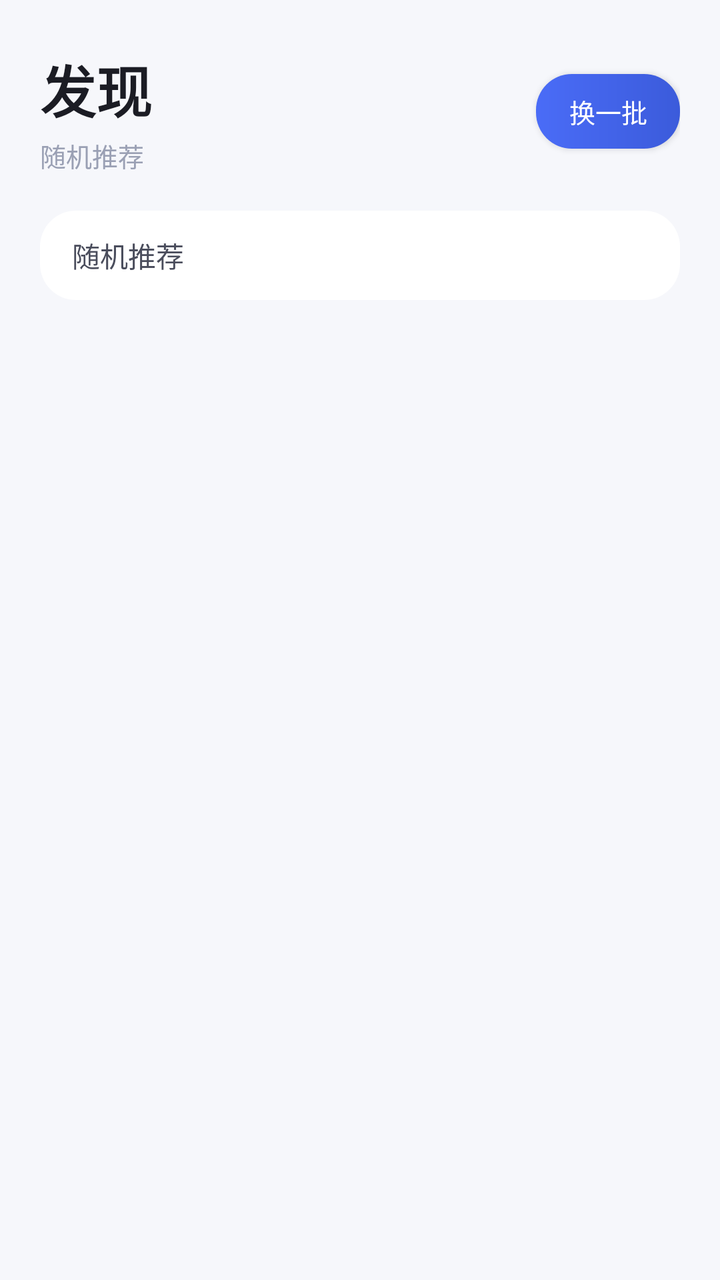
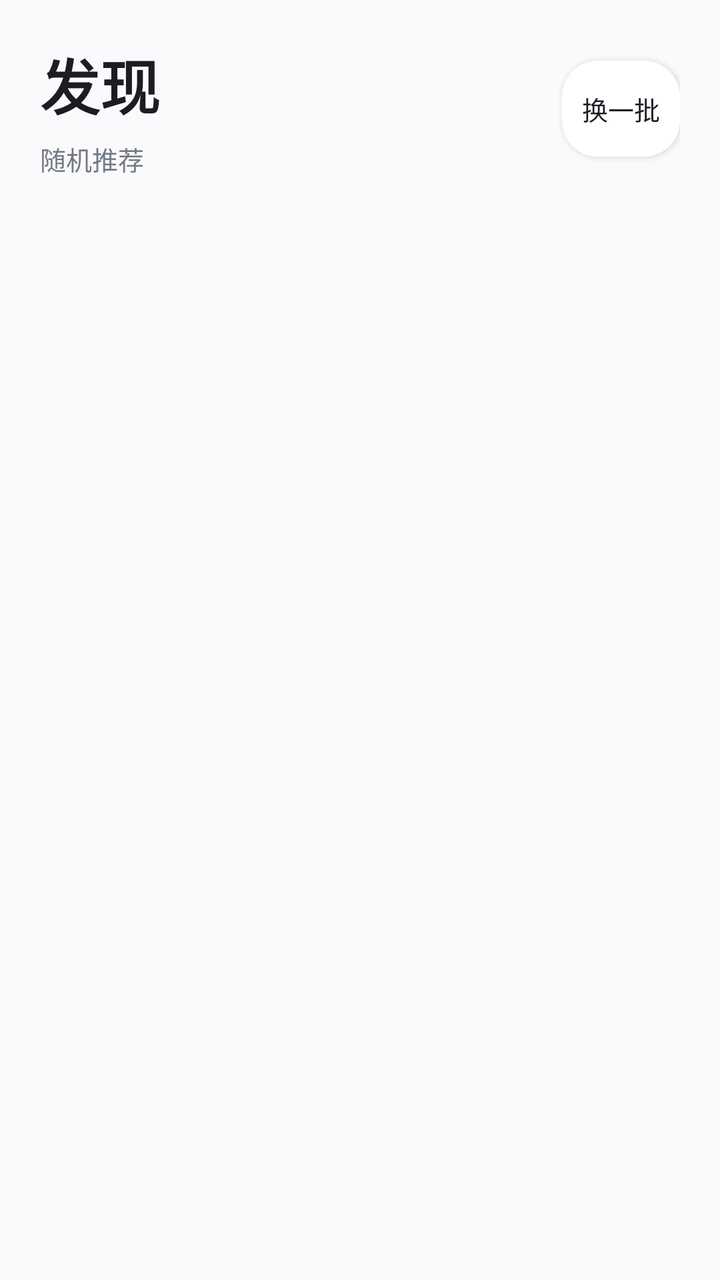

Compare the two renders of this Android layout. The source of the first and the diff that turns it into the second are given below.
<!-- AndroidManifest.xml: application theme Theme.SubtitlePlayer -->
<!-- res/layout/page_discover.xml -->
<?xml version="1.0" encoding="utf-8"?>
<LinearLayout xmlns:android="http://schemas.android.com/apk/res/android"
    android:id="@+id/pageDiscover"
    android:layout_width="match_parent"
    android:layout_height="match_parent"
    android:background="@color/bg"
    android:orientation="vertical"
    android:paddingStart="20dp"
    android:paddingEnd="20dp"
    android:paddingTop="24dp"
    android:paddingBottom="8dp">

    <LinearLayout
        android:layout_width="match_parent"
        android:layout_height="wrap_content"
        android:gravity="center_vertical"
        android:orientation="horizontal">

        <LinearLayout
            android:layout_width="0dp"
            android:layout_height="wrap_content"
            android:layout_weight="1"
            android:orientation="vertical">

            <TextView
                android:layout_width="wrap_content"
                android:layout_height="wrap_content"
                android:text="@string/discover_title"
                android:textColor="@color/text_primary"
                android:textSize="28sp"
                android:textStyle="bold" />

            <TextView
                android:layout_width="wrap_content"
                android:layout_height="wrap_content"
                android:layout_marginTop="3dp"
                android:text="@string/discover_random"
                android:textColor="@color/text_hint"
                android:textSize="13sp" />
        </LinearLayout>

        <Button
            android:id="@+id/btnRefreshDiscover"
            style="@style/BtnStyle"
            android:layout_width="wrap_content"
            android:layout_height="wrap_content"
            android:minWidth="72dp"
            android:text="@string/refresh" />
    </LinearLayout>

    <TextView
        android:layout_width="match_parent"
        android:layout_height="wrap_content"
        android:layout_marginTop="18dp"
        android:background="@drawable/bg_mini"
        android:paddingStart="16dp"
        android:paddingEnd="16dp"
        android:paddingTop="12dp"
        android:paddingBottom="12dp"
        android:text="@string/discover_random"
        android:textColor="@color/text_normal"
        android:textSize="14sp" />

    <androidx.recyclerview.widget.RecyclerView
        android:id="@+id/recyclerDiscover"
        android:layout_width="match_parent"
        android:layout_height="0dp"
        android:layout_marginTop="6dp"
        android:layout_weight="1"
        android:clipToPadding="false"
        android:paddingBottom="8dp" />

</LinearLayout>
<!-- resources referenced by this layout -->
<resources>
  <color name="bg">#F6F7FB</color>
  <color name="text_hint">#9AA0B4</color>
  <color name="text_normal">#4A4D5C</color>
  <color name="text_primary">#1B1C24</color>
  <!-- drawable bg_mini (drawable) -->
  <?xml version="1.0" encoding="utf-8"?>
  <shape xmlns:android="http://schemas.android.com/apk/res/android"
      android:shape="rectangle">
      <corners android:radius="18dp" />
      <solid android:color="@color/surface" />
  </shape>
  <string name="discover_random">随机推荐</string>
  <string name="discover_title">发现</string>
  <string name="refresh">换一批</string>
  <style name="BtnStyle" parent="Widget.AppCompat.Button">
          <item name="android:background">@drawable/bg_button</item>
          <item name="android:textColor">@color/white</item>
          <item name="android:textAllCaps">false</item>
          <item name="android:textSize">13sp</item>
          <item name="android:minHeight">0dp</item>
          <item name="android:minWidth">0dp</item>
          <item name="android:insetTop">0dp</item>
          <item name="android:insetBottom">0dp</item>
          <item name="android:paddingTop">9dp</item>
          <item name="android:paddingBottom">9dp</item>
          <item name="android:paddingStart">10dp</item>
          <item name="android:paddingEnd">10dp</item>
      </style>
  <style name="Theme.SubtitlePlayer" parent="Theme.AppCompat.DayNight.NoActionBar">
          <item name="android:windowBackground">@color/bg</item>
          <item name="android:statusBarColor">@color/bg</item>
          <item name="android:navigationBarColor">@color/bg</item>
          
          <item name="colorAccent">@color/accent</item>
          
          <item name="alertDialogTheme">@style/ShiYinAlertDialog</item>
      </style>
  <color name="surface">#FFFFFF</color>
  <!-- drawable bg_button (drawable) -->
  <?xml version="1.0" encoding="utf-8"?>
  <shape xmlns:android="http://schemas.android.com/apk/res/android"
      android:shape="rectangle">
      <corners android:radius="18dp" />
      <gradient
          android:angle="0"
          android:endColor="@color/accent_dark"
          android:startColor="@color/accent" />
  </shape>
  <color name="white">#FFFFFF</color>
  <color name="accent">#4A6CF7</color>
  <style name="ShiYinAlertDialog" parent="Theme.AppCompat.DayNight.Dialog.Alert">
          <item name="colorAccent">@color/accent</item>
          <item name="android:windowBackground">@drawable/bg_dialog</item>
      </style>
  <color name="accent_dark">#3B5BDB</color>
  <!-- drawable bg_dialog (drawable) -->
  <?xml version="1.0" encoding="utf-8"?>
  <shape xmlns:android="http://schemas.android.com/apk/res/android"
      android:shape="rectangle">
      <corners android:radius="20dp" />
      <solid android:color="@color/bg" />
  </shape>
</resources>

<!-- the commit's change to res/layout/page_discover.xml (unified diff, before → after) -->
@@ -1,73 +1,11 @@
 <?xml version="1.0" encoding="utf-8"?>
-<LinearLayout xmlns:android="http://schemas.android.com/apk/res/android"
-    android:id="@+id/pageDiscover"
-    android:layout_width="match_parent"
-    android:layout_height="match_parent"
-    android:background="@color/bg"
-    android:orientation="vertical"
-    android:paddingStart="20dp"
-    android:paddingEnd="20dp"
-    android:paddingTop="24dp"
-    android:paddingBottom="8dp">
-
-    <LinearLayout
-        android:layout_width="match_parent"
-        android:layout_height="wrap_content"
-        android:gravity="center_vertical"
-        android:orientation="horizontal">
-
-        <LinearLayout
-            android:layout_width="0dp"
-            android:layout_height="wrap_content"
-            android:layout_weight="1"
-            android:orientation="vertical">
-
-            <TextView
-                android:layout_width="wrap_content"
-                android:layout_height="wrap_content"
-                android:text="@string/discover_title"
-                android:textColor="@color/text_primary"
-                android:textSize="28sp"
-                android:textStyle="bold" />
-
-            <TextView
-                android:layout_width="wrap_content"
-                android:layout_height="wrap_content"
-                android:layout_marginTop="3dp"
-                android:text="@string/discover_random"
-                android:textColor="@color/text_hint"
-                android:textSize="13sp" />
+<LinearLayout xmlns:android="http://schemas.android.com/apk/res/android" android:id="@+id/pageDiscover" android:layout_width="match_parent" android:layout_height="match_parent" android:background="@color/bg" android:orientation="vertical" android:padding="20dp">
+    <LinearLayout android:layout_width="match_parent" android:layout_height="wrap_content" android:gravity="center_vertical">
+        <LinearLayout android:layout_width="0dp" android:layout_height="wrap_content" android:layout_weight="1" android:orientation="vertical">
+            <TextView android:layout_width="wrap_content" android:layout_height="wrap_content" android:text="@string/discover_title" android:textSize="30sp" android:textStyle="bold" android:textColor="@color/text_primary" />
+            <TextView android:layout_width="wrap_content" android:layout_height="wrap_content" android:layout_marginTop="6dp" android:text="@string/discover_random" android:textColor="@color/text_hint" android:textSize="13sp" />
         </LinearLayout>
-
-        <Button
-            android:id="@+id/btnRefreshDiscover"
-            style="@style/BtnStyle"
-            android:layout_width="wrap_content"
-            android:layout_height="wrap_content"
-            android:minWidth="72dp"
-            android:text="@string/refresh" />
+        <Button android:id="@+id/btnRefreshDiscover" style="@style/BtnStyle" android:layout_width="wrap_content" android:layout_height="48dp" android:text="@string/refresh" />
     </LinearLayout>
-
-    <TextView
-        android:layout_width="match_parent"
-        android:layout_height="wrap_content"
-        android:layout_marginTop="18dp"
-        android:background="@drawable/bg_mini"
-        android:paddingStart="16dp"
-        android:paddingEnd="16dp"
-        android:paddingTop="12dp"
-        android:paddingBottom="12dp"
-        android:text="@string/discover_random"
-        android:textColor="@color/text_normal"
-        android:textSize="14sp" />
-
-    <androidx.recyclerview.widget.RecyclerView
-        android:id="@+id/recyclerDiscover"
-        android:layout_width="match_parent"
-        android:layout_height="0dp"
-        android:layout_marginTop="6dp"
-        android:layout_weight="1"
-        android:clipToPadding="false"
-        android:paddingBottom="8dp" />
-
+    <androidx.recyclerview.widget.RecyclerView android:id="@+id/recyclerDiscover" android:layout_width="match_parent" android:layout_height="0dp" android:layout_weight="1" android:layout_marginTop="24dp" android:clipToPadding="false" android:paddingBottom="12dp" />
 </LinearLayout>
<!-- resource entries referenced after the edit -->
@@ -1,25 +1,17 @@
 <!-- resources referenced by this layout -->
 <resources>
-  <color name="bg">#F6F7FB</color>
-  <color name="text_hint">#9AA0B4</color>
-  <color name="text_normal">#4A4D5C</color>
+  <color name="bg">#FAFAFC</color>
+  <color name="text_hint">#737986</color>
   <color name="text_primary">#1B1C24</color>
-  <!-- drawable bg_mini (drawable) -->
-  <?xml version="1.0" encoding="utf-8"?>
-  <shape xmlns:android="http://schemas.android.com/apk/res/android"
-      android:shape="rectangle">
-      <corners android:radius="18dp" />
-      <solid android:color="@color/surface" />
-  </shape>
   <string name="discover_random">随机推荐</string>
   <string name="discover_title">发现</string>
   <string name="refresh">换一批</string>
   <style name="BtnStyle" parent="Widget.AppCompat.Button">
           <item name="android:background">@drawable/bg_button</item>
-          <item name="android:textColor">@color/white</item>
+          <item name="android:textColor">@color/text_primary</item>
           <item name="android:textAllCaps">false</item>
           <item name="android:textSize">13sp</item>
-          <item name="android:minHeight">0dp</item>
+          <item name="android:minHeight">48dp</item>
           <item name="android:minWidth">0dp</item>
           <item name="android:insetTop">0dp</item>
           <item name="android:insetBottom">0dp</item>
@@ -40,21 +32,13 @@
   <color name="surface">#FFFFFF</color>
   <!-- drawable bg_button (drawable) -->
   <?xml version="1.0" encoding="utf-8"?>
-  <shape xmlns:android="http://schemas.android.com/apk/res/android"
-      android:shape="rectangle">
-      <corners android:radius="18dp" />
-      <gradient
-          android:angle="0"
-          android:endColor="@color/accent_dark"
-          android:startColor="@color/accent" />
-  </shape>
-  <color name="white">#FFFFFF</color>
+  <ripple xmlns:android="http://schemas.android.com/apk/res/android" android:color="@color/divider"><item><shape><corners android:radius="18dp"/><solid android:color="@color/surface"/></shape></item></ripple>
   <color name="accent">#4A6CF7</color>
   <style name="ShiYinAlertDialog" parent="Theme.AppCompat.DayNight.Dialog.Alert">
           <item name="colorAccent">@color/accent</item>
           <item name="android:windowBackground">@drawable/bg_dialog</item>
       </style>
-  <color name="accent_dark">#3B5BDB</color>
+  <color name="divider">#0F000000</color>
   <!-- drawable bg_dialog (drawable) -->
   <?xml version="1.0" encoding="utf-8"?>
   <shape xmlns:android="http://schemas.android.com/apk/res/android"
